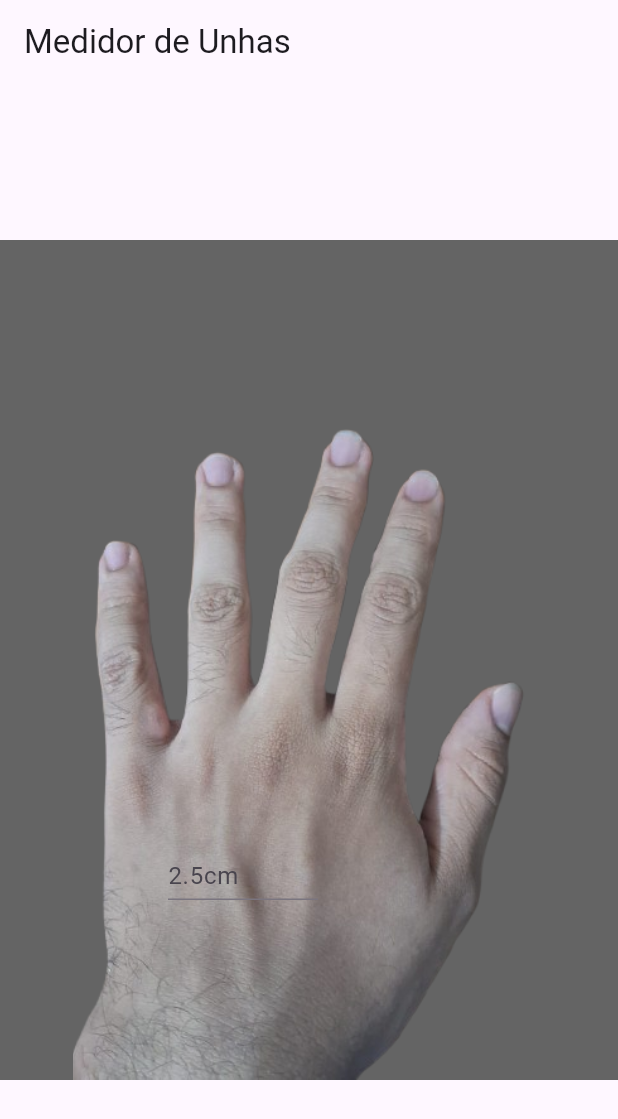
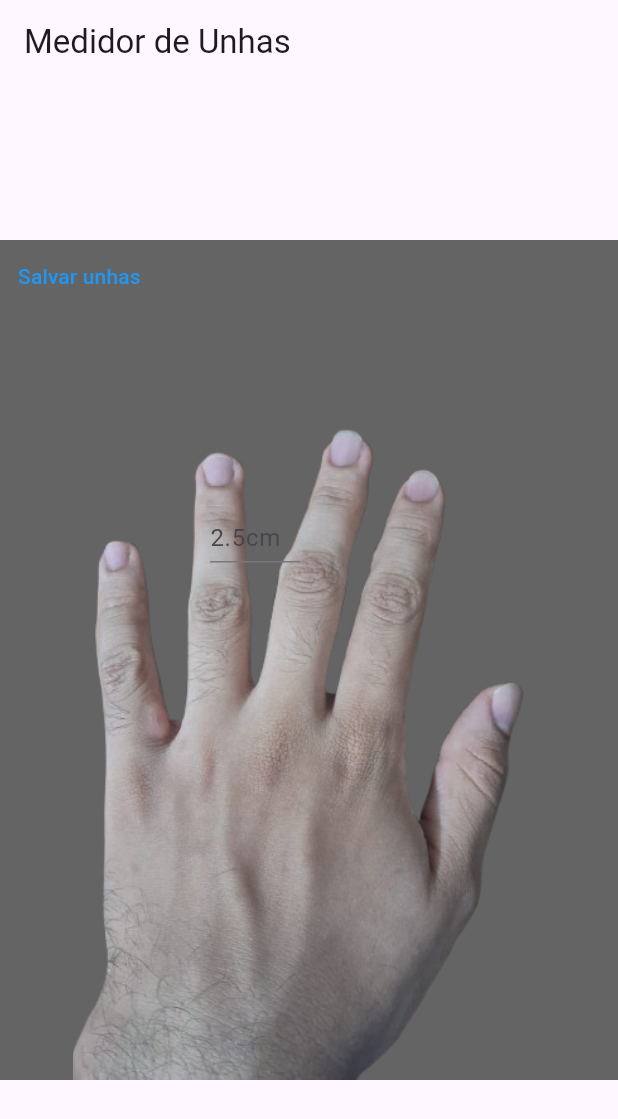
Before and after one commit to Arthur-Pereira-5019/nail_measure, a Flutter app: the screen it shows after launch, on a phone screen of 412 x 824 dp. Shown: the top 1119 px of the screen. Run offline on Flutter 3.47's test engine with Material 3 defaults, Android fonts, the phone set to English and light mode, and no system bars.

Commit message:
More tests with dart language and the onChanged method

```diff
--- a/lib/main.dart
+++ b/lib/main.dart
@@ -29,6 +29,7 @@ class MyHomePage extends StatefulWidget {
 }
 
 class _MyHomePageState extends State<MyHomePage> {
+  var unhas = [0.0,0.0,0.0,0.0,0.0];
 
   @override
   Widget build(BuildContext context) {
@@ -36,9 +37,7 @@ class _MyHomePageState extends State<MyHomePage> {
       appBar: AppBar(title: Text(widget.title)),
       body: Center(
         child: Stack(
-
           children: <Widget>[
-
             Container(
               alignment: Alignment.bottomCenter,
               decoration: BoxDecoration(
@@ -52,21 +51,31 @@ class _MyHomePageState extends State<MyHomePage> {
               ),
             ),
 
-             Positioned(
-              top: 400,
-              right: 200,
+            Positioned(
+              top: 175,
+              left: 140,
               child: SizedBox(
-              width: 100,
-              height: 40,
+                width: 60,
+                height: 40,
                 child: TextField(
-                  decoration: InputDecoration(
-                  hintText: '2.5cm'
-                )
-              )
-             )
-             ),
+                  onChanged: (text) {
+                    unhas[0] = double.parse(text);
+                    print(unhas[0]);
+                  },
+                  decoration: InputDecoration(hintText: '2.5cm'),
+                ),
+              ),
+            ),
 
+            TextButton(
+              style: ButtonStyle(
+                foregroundColor: MaterialStateProperty.all<Color>(Colors.blue),
+              ),
+              onPressed: () {
 
+              },
+              child: Text('Salvar unhas'),
+            ),
           ],
         ),
       ),
```
